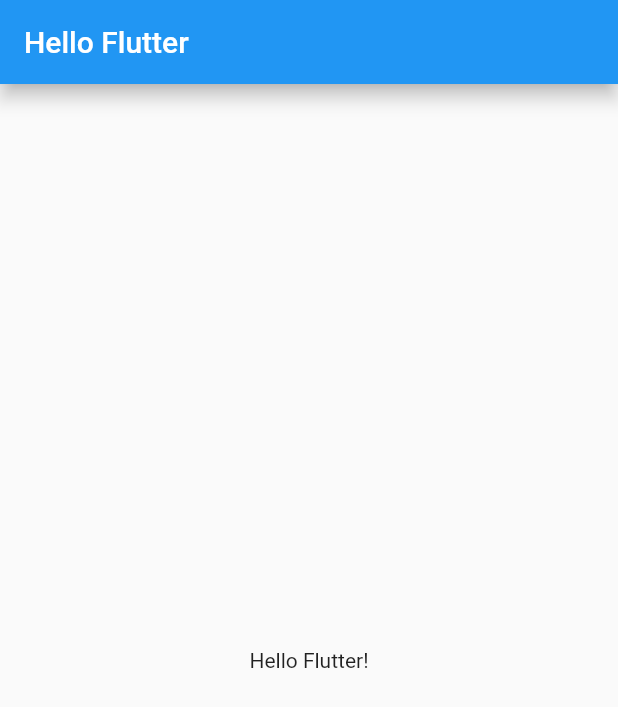
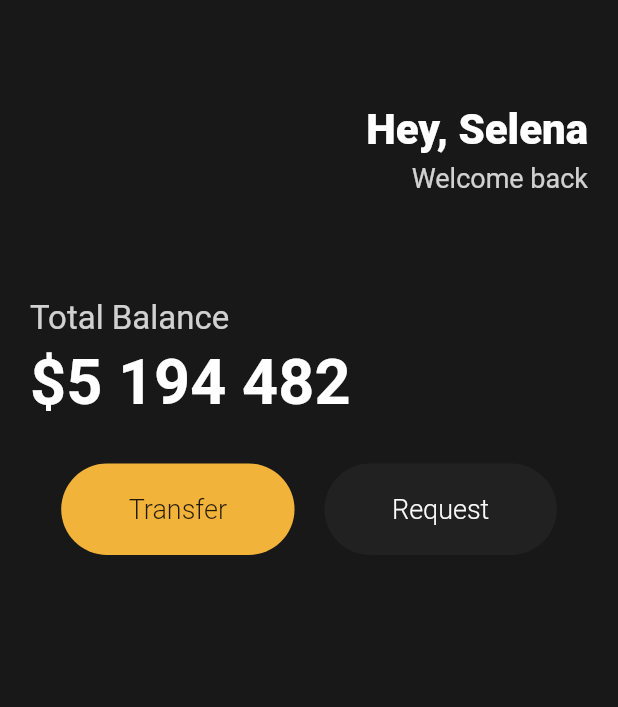
Before and after one commit to Shs0160/1st_flutter_App, a Flutter app: the screen it shows after launch, on a phone screen of 412 x 824 dp. Shown: the top 707 px of the screen. Run offline on Flutter 3.47's test engine with Material 2 defaults, Android fonts, the phone set to English and light mode, and no system bars.

Commit message:
Header and Buttons

```diff
--- a/lib/main.dart
+++ b/lib/main.dart
@@ -10,14 +10,114 @@ class App extends StatelessWidget {
   Widget build(BuildContext context) {
     return MaterialApp(
       home: Scaffold(
-        appBar: AppBar(
-          elevation: 5,
-          title: Text('Hello Flutter'),
-        ),
-        body: Center(
-          child: Text('Hello Flutter!'),
-        ),
-      ),
+          backgroundColor: Color(0xFF181818),
+          body: Padding(
+            padding: EdgeInsets.symmetric(horizontal: 20),
+            child: Column(
+              crossAxisAlignment: CrossAxisAlignment.start,
+              children: [
+                SizedBox(
+                  height: 70,
+                ),
+                Row(
+                  mainAxisAlignment: MainAxisAlignment.end,
+                  children: [
+                    Column(
+                      crossAxisAlignment: CrossAxisAlignment.end,
+                      children: [
+                        Text(
+                          'Hey, Selena',
+                          style: TextStyle(
+                            color: Colors.white,
+                            fontSize: 28,
+                            fontWeight: FontWeight.w800,
+                          ),
+                        ),
+                        SizedBox(
+                          height: 5,
+                        ),
+                        Text(
+                          'Welcome back',
+                          style: TextStyle(
+                            color: Colors.white.withOpacity(0.8),
+                            fontSize: 18,
+                          ),
+                        ),
+                      ],
+                    )
+                  ],
+                ),
+                SizedBox(
+                  height: 70,
+                ),
+                Text(
+                  'Total Balance',
+                  style: TextStyle(
+                      fontSize: 22, color: Colors.white.withOpacity(0.8)),
+                ),
+                SizedBox(
+                  height: 5,
+                ),
+                Text(
+                  '\$5 194 482',
+                  style: TextStyle(
+                    fontSize: 42,
+                    fontWeight: FontWeight.w700,
+                    color: Colors.white,
+                  ),
+                ),
+                SizedBox(
+                  height: 30,
+                ),
+                Row(
+                  mainAxisAlignment: MainAxisAlignment.center,
+                  children: [
+                    Container(
+                      decoration: BoxDecoration(
+                        color: Color(0xFFF2B33A),
+                        borderRadius: BorderRadius.circular(45),
+                      ),
+                      child: Padding(
+                        padding: EdgeInsets.symmetric(
+                          vertical: 20,
+                          horizontal: 45,
+                        ),
+                        child: Text(
+                          'Transfer',
+                          style: TextStyle(
+                            fontWeight: FontWeight.w300,
+                            fontSize: 18,
+                          ),
+                        ),
+                      ),
+                    ),
+                    SizedBox(
+                      width: 20,
+                    ),
+                    Container(
+                      decoration: BoxDecoration(
+                        color: Color.fromARGB(255, 33, 33, 33),
+                        borderRadius: BorderRadius.circular(45),
+                      ),
+                      child: Padding(
+                        padding: EdgeInsets.symmetric(
+                          vertical: 20,
+                          horizontal: 45,
+                        ),
+                        child: Text(
+                          'Request',
+                          style: TextStyle(
+                              color: Color(0xFFFAFAFA),
+                              fontSize: 18,
+                              fontWeight: FontWeight.w300),
+                        ),
+                      ),
+                    ),
+                  ],
+                )
+              ],
+            ),
+          )),
     );
   }
 }
```
